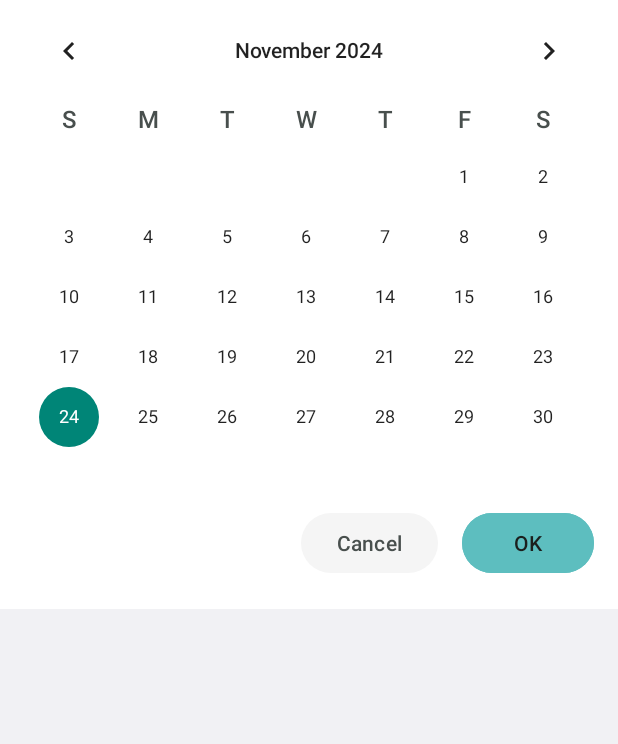
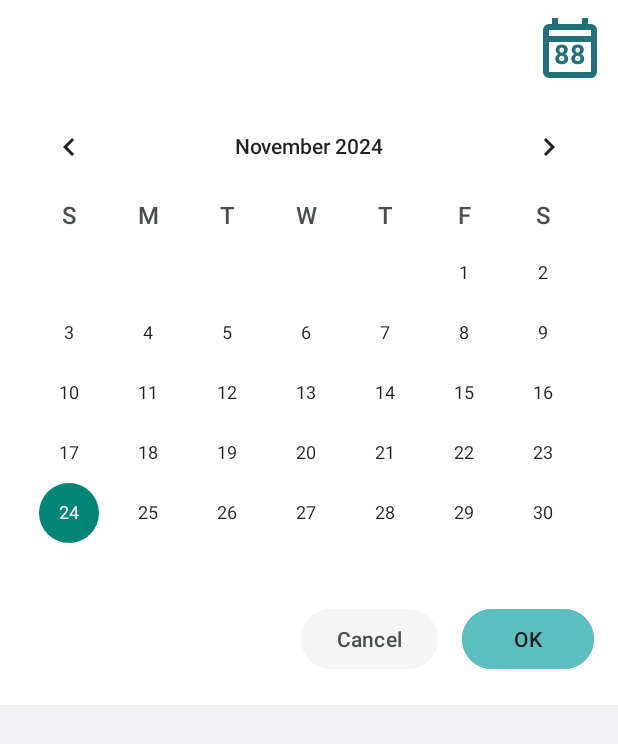
Before and after one commit to kayhurley/trek_traveler, an Android app built with Jetpack Compose: the layout cal_screen.xml on its own in the app's theme, with its tools: preview values and no code run, on a phone screen of 412 x 824 dp. Shown: the top 744 px of the screen. Run offline under Robolectric (Android 15) with nearby library versions, the phone set to English and light mode, and no system bars.

Commit message:
today button on calendar and hotel font color update

```diff
--- /dev/null
+++ b/app/src/main/res/drawable/calendar_today.xml
@@ -0,0 +1,9 @@
+<vector xmlns:android="http://schemas.android.com/apk/res/android"
+    android:width="24dp"
+    android:height="24dp"
+    android:viewportWidth="960"
+    android:viewportHeight="960">
+  <path
+      android:pathData="M200,880q-33,0 -56.5,-23.5T120,800v-560q0,-33 23.5,-56.5T200,160h40v-80h80v80h320v-80h80v80h40q33,0 56.5,23.5T840,240v560q0,33 -23.5,56.5T760,880L200,880ZM200,800h560v-400L200,400v400ZM200,320h560v-80L200,240v80ZM200,320v-80,80Z"
+      android:fillColor="#e8eaed"/>
+</vector>
--- a/app/src/main/res/layout/cal_screen.xml
+++ b/app/src/main/res/layout/cal_screen.xml
@@ -17,25 +17,57 @@
         android:background="@color/white"
         android:paddingBottom="20dp">
 
+        <FrameLayout
+            android:layout_width="wrap_content"
+            android:layout_height="wrap_content"
+            android:layout_gravity="end"
+            android:padding="8dp">
+
+            <!-- ImageView for the Calendar Icon -->
+            <ImageView
+                android:id="@+id/TodayButton"
+                android:layout_width="48dp"
+                android:layout_height="48dp"
+                android:src="@drawable/calendar_today"
+                app:tint="@color/Teal"
+                android:contentDescription="Calendar Icon" />
+
+            <!-- TextView for the Date -->
+            <TextView
+                android:id="@+id/todayDate"
+                android:layout_width="wrap_content"
+                android:layout_height="wrap_content"
+                android:layout_gravity="center_horizontal|bottom"
+                android:layout_marginBottom="8dp"
+                android:text="88"
+                android:textColor="@color/Teal"
+                android:textSize="18sp"
+                android:textStyle="bold"
+                android:textAlignment="center"/>
+        </FrameLayout>
+
+        <!-- Calendar View -->
         <CalendarView
             android:id="@+id/calendarView"
             android:layout_width="match_parent"
             android:layout_height="wrap_content"
-            android:weekDayTextAppearance="@style/WeekdayTextAppearance"/>
+            android:weekDayTextAppearance="@style/WeekdayTextAppearance" />
 
+        <!-- Buttons for Cancel and OK -->
         <LinearLayout
             android:layout_width="match_parent"
             android:layout_height="wrap_content"
             android:paddingStart="16dp"
             android:paddingEnd="16dp"
             android:gravity="end">
+
             <Button
                 android:id="@+id/cancelButton"
                 android:layout_width="wrap_content"
                 android:layout_height="wrap_content"
                 android:textColor="@color/secondaryText"
                 android:text="Cancel"
-                android:layout_marginRight="16dp"/>
+                android:layout_marginRight="16dp" />
 
             <Button
                 android:id="@+id/okayButton"
--- a/app/src/main/res/layout/hotel.xml
+++ b/app/src/main/res/layout/hotel.xml
@@ -43,7 +43,9 @@
                 android:layout_width="match_parent"
                 android:layout_height="wrap_content"
                 android:orientation="vertical"
-                android:padding="16dp">
+                android:padding="16dp"
+                android:background="@color/bkgSection">
+
 
                 <!-- Row: Image, Title, Rating, Price -->
                 <LinearLayout
--- a/app/src/main/res/layout/places_screen.xml
+++ b/app/src/main/res/layout/places_screen.xml
@@ -137,7 +137,8 @@
                     android:layout_height="wrap_content"
                     android:paddingVertical="8dp"
                     android:text="These accommodations were certified as environmentally sustainable by an independent organization recognized by Google."
-                    android:textSize="14dp"/>
+                    android:textSize="14dp"
+                    android:textColor="@color/darkText"/>
 
                 <!-- Card with Padding -->
                 <com.google.android.material.card.MaterialCardView
@@ -152,7 +153,8 @@
                         android:layout_width="match_parent"
                         android:layout_height="wrap_content"
                         android:orientation="vertical"
-                        android:padding="16dp">
+                        android:padding="16dp"
+                        android:background="@color/bkgSection">
 
                         <!-- Row: Image, Title, Rating, Price -->
                         <LinearLayout
```
Also changed, not shown: app/src/main/java/edu/arizona/ISTA498/trektraveler/CalenderActivity.kt (+27 -26 lines).
